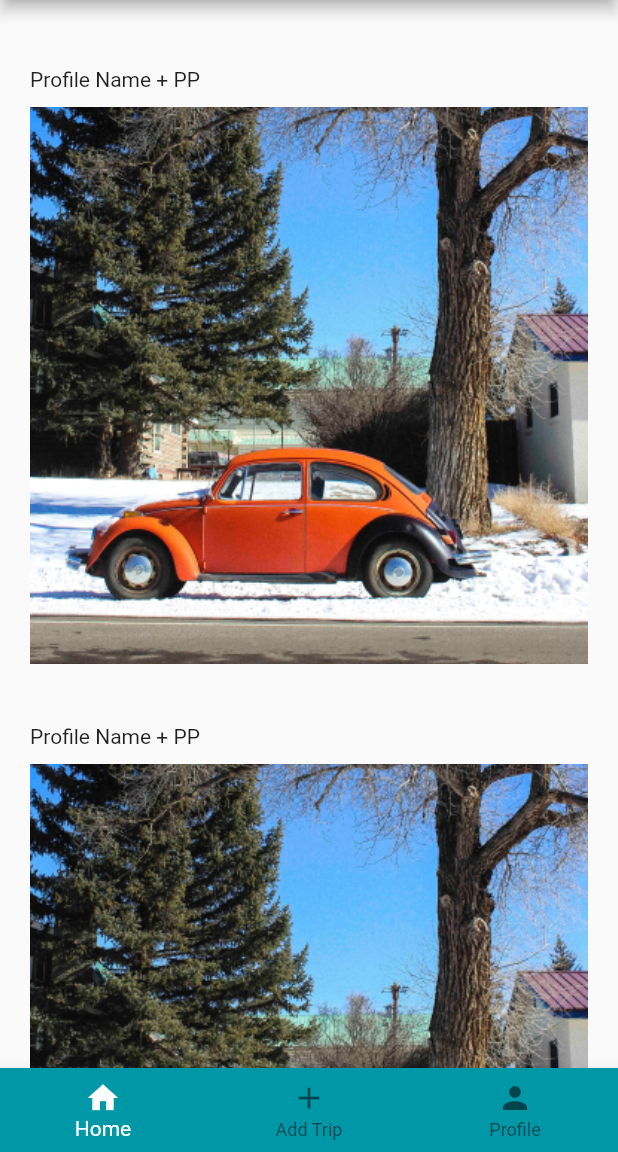
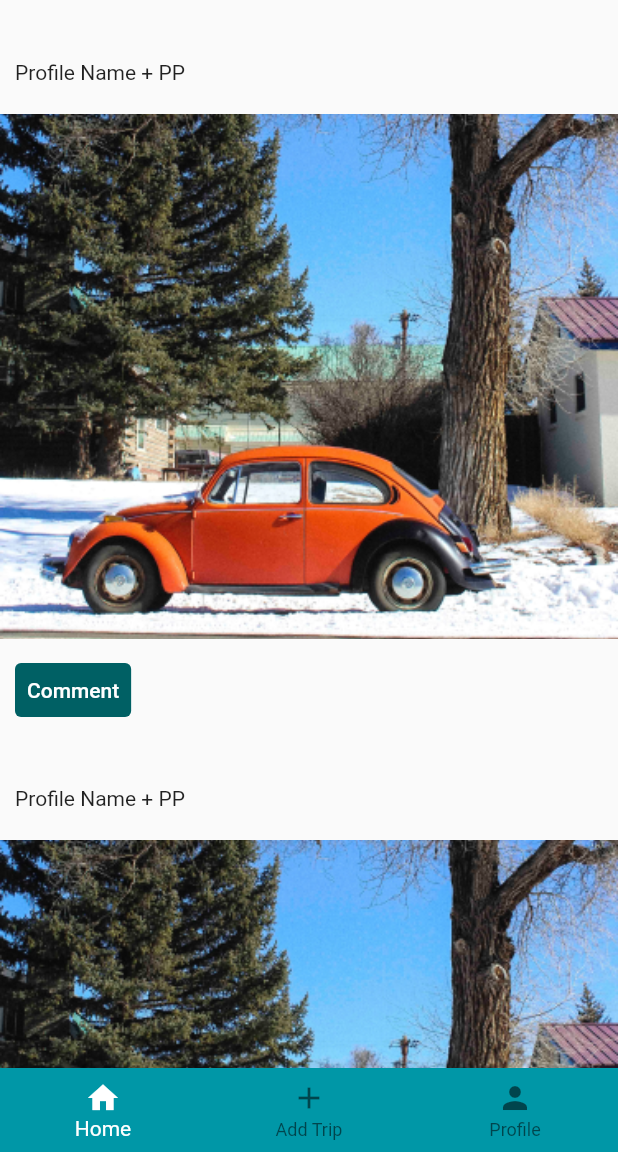
Before and after one commit to girvinjunod/Diorama-FE, a Flutter app: the screen it shows after launch, on a phone screen of 412 x 824 dp, the part 84-1236 px from its top. Run offline on Flutter 3.47's test engine with Material 2 defaults, Android fonts, the phone set to English and light mode, and no system bars.

Commit message:
feat: add comment button, fix fitbox error

```diff
--- a/lib/home.dart
+++ b/lib/home.dart
@@ -13,7 +13,7 @@ class _TripFeedState extends State<TripFeed> {
     return ListView.builder(
       shrinkWrap: true,
       itemCount: 5,
-      padding: const EdgeInsets.all(20),
+      padding: const EdgeInsets.fromLTRB(0, 20, 0, 20),
       itemBuilder: (context, i) {
         // final index = i ~/ 2;
         // print("$i $index");
@@ -27,10 +27,12 @@ class _TripFeedState extends State<TripFeed> {
 
   Widget _buildRow() {
     return Padding(
-      padding: const EdgeInsets.fromLTRB(0, 15, 0, 15),
+      padding: const EdgeInsets.fromLTRB(0, 0, 0, 20),
       child: Column(
         children: <Widget>[
-          SizedBox(
+          Container(
+            padding: const EdgeInsets.symmetric(vertical: 10, horizontal: 10),
+            child: SizedBox(
               width: double.infinity,
               child: Container(
                 padding: const EdgeInsets.symmetric(vertical: 10),
@@ -40,10 +42,31 @@ class _TripFeedState extends State<TripFeed> {
                 ),
               ),
             ),
-          FittedBox(
-            fit: BoxFit.contain,
+          ),
+          // Image.asset("images/car.png")
+          SizedBox(
+            height: 350,
+            width: double.infinity,
+            child: FittedBox(
+              clipBehavior: Clip.hardEdge,
+              fit: BoxFit.cover,
               child: Image.asset("images/car.png"),
             ),
+          ),
+          Padding(
+            padding: const EdgeInsets.fromLTRB(10, 10, 0, 0),
+            child: Align(
+                alignment: Alignment.centerLeft,
+                child: TextButton(
+                  style: ButtonStyle(
+                      foregroundColor:
+                          MaterialStateProperty.all<Color>(Colors.white),
+                      backgroundColor: MaterialStateProperty.all<Color>(
+                          Colors.cyan.shade900)),
+                  onPressed: () {},
+                  child: const Text('Comment'),
+                )),
+          )
         ],
       ),
     );
--- a/lib/main.dart
+++ b/lib/main.dart
@@ -19,9 +19,9 @@ class MyApp extends StatelessWidget {
       home: const NavBar(),
       theme: ThemeData(
         appBarTheme: AppBarTheme(
-          backgroundColor: Colors.cyan.shade700,
-          foregroundColor: Colors.white,
-        ),
+            backgroundColor: Colors.cyan.shade700,
+            foregroundColor: Colors.white,
+            elevation: 0),
       ),
     );
   }
```
Lines whose indentation alone changed are shown as unchanged.
